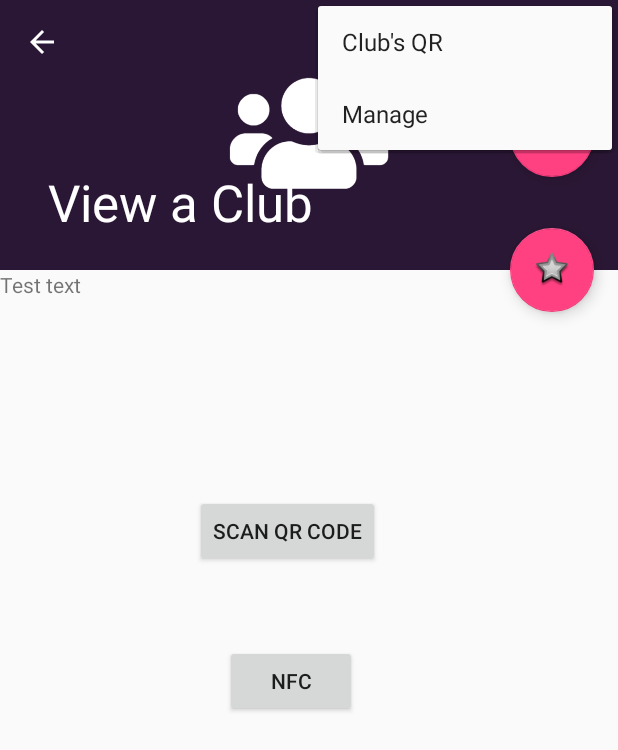
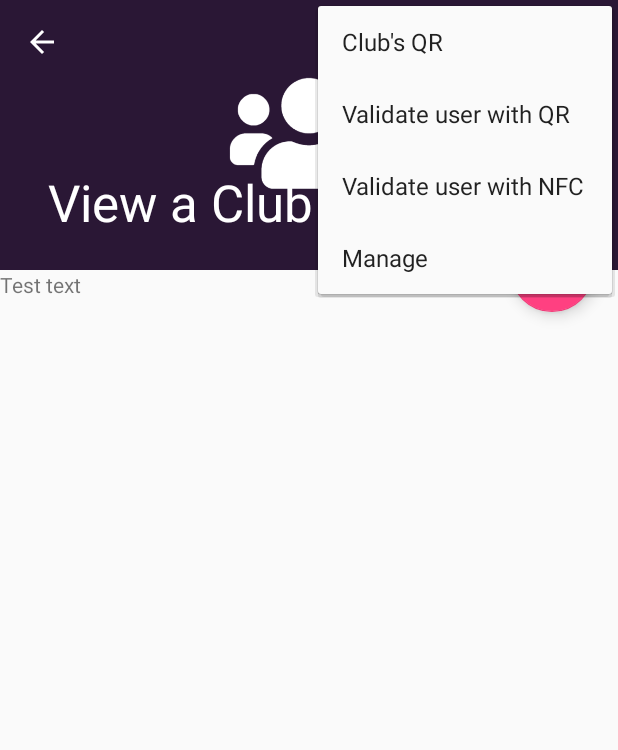
Before and after one commit to calpayne/kitkat-assignment, an Android app: the ViewClubActivity screen opened directly, with no data from a screen before it, with the options menu open, on a phone screen of 412 x 824 dp. Shown: the top 750 px of the screen. Run offline under Robolectric (Android 15) with nearby library versions, the phone set to English and light mode, and no system bars; our stand-ins replace Firebase (no records; nobody signed in at launch, a user with empty details on screens opened directly); 4 statements that could not run were skipped.

Commit message:
Updated view club navbar

```diff
--- a/app/src/main/java/com/kitkat/group/clubs/clubs/ViewClubActivity.java
+++ b/app/src/main/java/com/kitkat/group/clubs/clubs/ViewClubActivity.java
@@ -79,15 +79,6 @@ public class ViewClubActivity extends AppCompatActivity {
             @Override
             public void onCancelled(@NonNull DatabaseError databaseError) {
             }
-        });
-
-        Button nfcbutton = findViewById(R.id.nfcbutton);
-        nfcbutton.setOnClickListener(v -> NfcPermission());
-
-        findViewById(R.id.scanbutton).setOnClickListener(view -> {
-            Intent intent = new Intent(this, ScanQRCodeActivity.class);
-            intent.putExtra("clubId", getIntent().getStringExtra("clubId"));
-            startActivity(intent);
         });
 
         ValueEventListener valueEventListener = new ValueEventListener() {
@@ -216,6 +207,14 @@ public class ViewClubActivity extends AppCompatActivity {
                 break;
             case R.id.action_generate_qr:
                 break;
+            case R.id.action_scan_qr:
+                Intent intent = new Intent(this, ScanQRCodeActivity.class);
+                intent.putExtra("clubId", getIntent().getStringExtra("clubId"));
+                startActivity(intent);
+                break;
+            case R.id.action_nfc:
+                NfcPermission();
+                break;
             default:
                 //unknown error
         }
--- a/app/src/main/res/layout/activity_view_club.xml
+++ b/app/src/main/res/layout/activity_view_club.xml
@@ -52,33 +52,4 @@
         app:layout_anchorGravity="bottom|end"
         app:srcCompat="@android:drawable/star_big_off" />
 
-    <android.support.design.widget.FloatingActionButton
-        android:id="@+id/fab2"
-        android:layout_width="wrap_content"
-        android:layout_height="wrap_content"
-        android:layout_margin="@dimen/fab_margin"
-        app:layout_anchor="@+id/app_bar"
-        app:layout_anchorGravity="right|center"
-        app:srcCompat="@android:drawable/ic_media_play" />
-
-    <Button
-        android:id="@+id/nfcbutton"
-        android:layout_width="wrap_content"
-        android:layout_height="wrap_content"
-        android:layout_below="@+id/textView"
-        android:layout_centerHorizontal="true"
-        android:layout_marginTop="430dp"
-        android:layout_marginStart="150dp"
-        android:text="@string/NfcButton" />
-
-        <Button
-            android:id="@+id/scanbutton"
-            android:layout_width="wrap_content"
-            android:layout_height="wrap_content"
-            android:layout_below="@+id/textView"
-            android:layout_centerHorizontal="true"
-            android:layout_marginTop="330dp"
-            android:layout_marginStart="130dp"
-            android:text="@string/scan_qr_code" />
-
 </android.support.design.widget.CoordinatorLayout>
--- a/app/src/main/res/menu/menu_view_club.xml
+++ b/app/src/main/res/menu/menu_view_club.xml
@@ -11,6 +11,18 @@
         app:showAsAction="never" />
 
     <item
+        android:id="@+id/action_scan_qr"
+        android:orderInCategory="100"
+        android:title="@string/validate_qr"
+        app:showAsAction="never" />
+
+    <item
+        android:id="@+id/action_nfc"
+        android:orderInCategory="100"
+        android:title="@string/validate_nfc"
+        app:showAsAction="never" />
+
+    <item
         android:id="@+id/action_manage"
         android:orderInCategory="100"
         android:title="@string/action_manage"
--- a/app/src/main/res/values/strings.xml
+++ b/app/src/main/res/values/strings.xml
@@ -51,7 +51,8 @@
     <string name="title_activity_verification">VerificationActivity</string>
     <string name="listview_row_text">Row Text</string>
     <string name="change_profile_picture">Change profile picture</string>
-    <string name="scan_qr_code">Scan QR Code</string>
+    <string name="validate_qr">Validate user with QR</string>
+    <string name="validate_nfc">Validate user with NFC</string>
     <string name="action_generate_qr">Club\'s QR</string>
     <string name="action_manage">Manage</string>
     <string name="navigation_drawer_open">Open Navigation Drawer</string>
```
